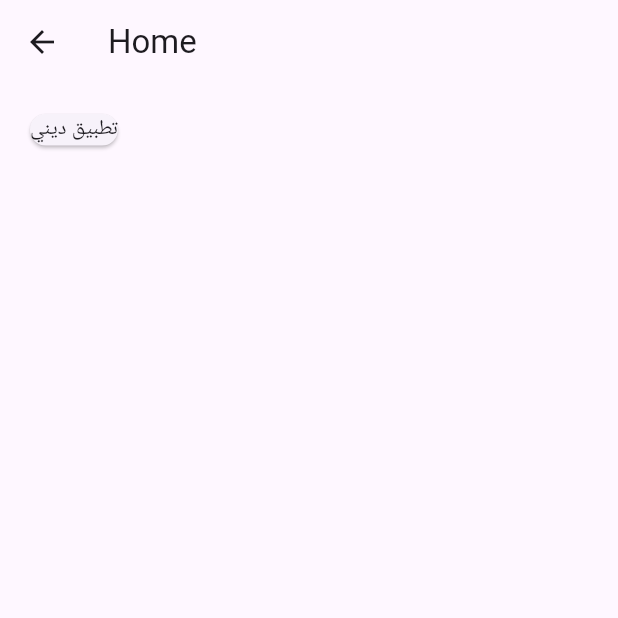
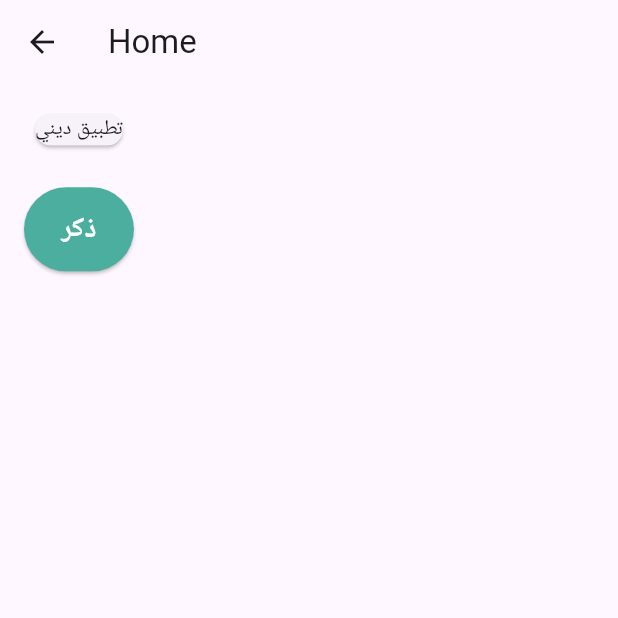
Before and after one commit to Mahmoudaboutaleb/tazkera, a Flutter app: the HomeScreen screen opened directly, on a phone screen of 412 x 824 dp, the top half of it. Run offline on Flutter 3.47's test engine with Material 3 defaults, Android fonts, the phone set to English and light mode, and no system bars; our stand-ins replace cloud_firestore, firebase_auth, firebase_core, flutter_screenutil; accounts and stored records are empty.

Commit message:
modify colors file , add font file helper, add styles file helper, add homeScreen elevatedButton

```diff
--- a/lib/config/theme/colors.dart
+++ b/lib/config/theme/colors.dart
@@ -3,4 +3,10 @@ import 'package:flutter/material.dart';
 class ColorsManager {
   static const Color green = Color.fromRGBO(76, 174, 159, 1.0);
   static const Color darkerGreen = Color.fromRGBO(76, 174, 159, 0.3);
+  static const Color darkBlue = Color(0xFF242424);
+  static const Color gray = Color(0xFF757575);
+  static const Color lightGray = Color(0xFFC2C2C2);
+  static const Color lighterGray = Color(0xFFEDEDED);
+  static const Color moreLightGray = Color(0xFFFDFDFF);
+  static const Color moreLighterGray = Color(0xFFF5F5F5);
 }
--- /dev/null
+++ b/lib/config/theme/font_weight_helper.dart
@@ -0,0 +1,12 @@
+import 'package:flutter/material.dart';
+
+class FontWeightHelper {
+  static const FontWeight thin = FontWeight.w100;
+  static const FontWeight extraLight = FontWeight.w200;
+  static const FontWeight light = FontWeight.w300;
+  static const FontWeight regular = FontWeight.w400;
+  static const FontWeight medium = FontWeight.w500;
+  static const FontWeight semiBold = FontWeight.w600;
+  static const FontWeight bold = FontWeight.w700;
+  static const FontWeight extraBold = FontWeight.w800;
+}
--- /dev/null
+++ b/lib/config/theme/styles.dart
@@ -0,0 +1,144 @@
+import 'package:flutter/material.dart';
+import 'package:flutter_screenutil/flutter_screenutil.dart';
+import 'package:tazkera/config/theme/colors.dart';
+import 'package:tazkera/config/theme/font_weight_helper.dart';
+
+class TextStyles {
+  static TextStyle font24BlackBold = TextStyle(
+    fontSize: 24.sp,
+    fontWeight: FontWeightHelper.bold,
+    color: Colors.black,
+  );
+
+  static TextStyle font32BlueBold = TextStyle(
+    fontSize: 32.sp,
+    fontWeight: FontWeightHelper.bold,
+    color: ColorsManager.green,
+  );
+
+  static TextStyle font13BlueSemiBold = TextStyle(
+    fontSize: 13.sp,
+    fontWeight: FontWeightHelper.semiBold,
+    color: ColorsManager.green,
+  );
+
+  static TextStyle font13DarkBlueMedium = TextStyle(
+    fontSize: 13.sp,
+    fontWeight: FontWeightHelper.medium,
+    color: ColorsManager.green,
+  );
+
+  static TextStyle font13DarkBlueRegular = TextStyle(
+    fontSize: 13.sp,
+    fontWeight: FontWeightHelper.regular,
+    color: ColorsManager.green,
+  );
+
+  static TextStyle font24BlueBold = TextStyle(
+    fontSize: 24.sp,
+    fontWeight: FontWeightHelper.bold,
+    color: ColorsManager.green,
+  );
+
+  static TextStyle font16WhiteSemiBold = TextStyle(
+    fontSize: 16.sp,
+    fontWeight: FontWeightHelper.semiBold,
+    color: Colors.white,
+  );
+
+  static TextStyle font13GrayRegular = TextStyle(
+    fontSize: 13.sp,
+    fontWeight: FontWeightHelper.regular,
+    color: ColorsManager.gray,
+  );
+
+  static TextStyle font12GrayRegular = TextStyle(
+    fontSize: 12.sp,
+    fontWeight: FontWeightHelper.regular,
+    color: ColorsManager.gray,
+  );
+
+  static TextStyle font12GrayMedium = TextStyle(
+    fontSize: 12.sp,
+    fontWeight: FontWeightHelper.medium,
+    color: ColorsManager.gray,
+  );
+
+  static TextStyle font12DarkBlueRegular = TextStyle(
+    fontSize: 12.sp,
+    fontWeight: FontWeightHelper.regular,
+    color: ColorsManager.darkBlue,
+  );
+
+  static TextStyle font12BlueRegular = TextStyle(
+    fontSize: 12.sp,
+    fontWeight: FontWeightHelper.regular,
+    color: ColorsManager.green,
+  );
+
+  static TextStyle font13BlueRegular = TextStyle(
+    fontSize: 13.sp,
+    fontWeight: FontWeightHelper.regular,
+    color: ColorsManager.green,
+  );
+
+  static TextStyle font14GrayRegular = TextStyle(
+    fontSize: 14.sp,
+    fontWeight: FontWeightHelper.regular,
+    color: ColorsManager.gray,
+  );
+
+  static TextStyle font14LightGrayRegular = TextStyle(
+    fontSize: 14.sp,
+    fontWeight: FontWeightHelper.regular,
+    color: ColorsManager.lightGray,
+  );
+
+  static TextStyle font14DarkBlueMedium = TextStyle(
+    fontSize: 14.sp,
+    fontWeight: FontWeightHelper.medium,
+    color: ColorsManager.darkBlue,
+  );
+
+  static TextStyle font14DarkBlueBold = TextStyle(
+    fontSize: 14.sp,
+    fontWeight: FontWeightHelper.bold,
+    color: ColorsManager.darkBlue,
+  );
+
+  static TextStyle font16WhiteMedium = TextStyle(
+    fontSize: 16.sp,
+    fontWeight: FontWeightHelper.medium,
+    color: Colors.white,
+  );
+
+  static TextStyle font14BlueSemiBold = TextStyle(
+    fontSize: 14.sp,
+    fontWeight: FontWeightHelper.semiBold,
+    color: ColorsManager.green,
+  );
+
+  static TextStyle font15DarkBlueMedium = TextStyle(
+    fontSize: 15.sp,
+    fontWeight: FontWeightHelper.medium,
+    color: ColorsManager.darkBlue,
+  );
+
+  static TextStyle font18DarkBlueBold = TextStyle(
+    fontSize: 18.sp,
+    fontWeight: FontWeightHelper.bold,
+    color: ColorsManager.darkBlue,
+  );
+
+  static TextStyle font18DarkBlueSemiBold = TextStyle(
+    fontSize: 18.sp,
+    fontWeight: FontWeightHelper.semiBold,
+    color: ColorsManager.darkBlue,
+  );
+
+  static TextStyle font18WhiteMedium = TextStyle(
+    fontSize: 18.sp,
+    fontWeight: FontWeightHelper.medium,
+    color: Colors.white,
+  );
+}
--- a/lib/features/home-screen/home_page.dart
+++ b/lib/features/home-screen/home_page.dart
@@ -1,4 +1,7 @@
 import 'package:flutter/material.dart';
+import 'package:tazkera/config/theme/colors.dart';
+import 'package:tazkera/config/theme/styles.dart';
+import 'package:tazkera/core/helpers/spacing.dart';
 
 class HomeScreen extends StatelessWidget {
   const HomeScreen({super.key});
@@ -9,12 +12,32 @@ class HomeScreen extends StatelessWidget {
       appBar: AppBar(
         title: const Text('Home'),
       ),
-      body: const Padding(
-        padding: EdgeInsets.all(16),
+      body: Padding(
+        padding: const EdgeInsets.all(16),
         child: Column(
           children: [
-            Card(
+            const Card(
               child: Text('تطبيق ديني'),
+            ),
+            verticalSpace(20),
+            ElevatedButton(
+              style: ElevatedButton.styleFrom(
+                backgroundColor: ColorsManager.green,
+                padding: const EdgeInsets.symmetric(
+                  vertical: 15,
+                  horizontal: 25,
+                ),
+                shape: RoundedRectangleBorder(
+                  borderRadius: BorderRadius.circular(30),
+                ),
+              ),
+              onPressed: () {
+                //
+              },
+              child: Text(
+                'ذكر',
+                style: TextStyles.font16WhiteSemiBold,
+              ),
             ),
           ],
         ),
```
